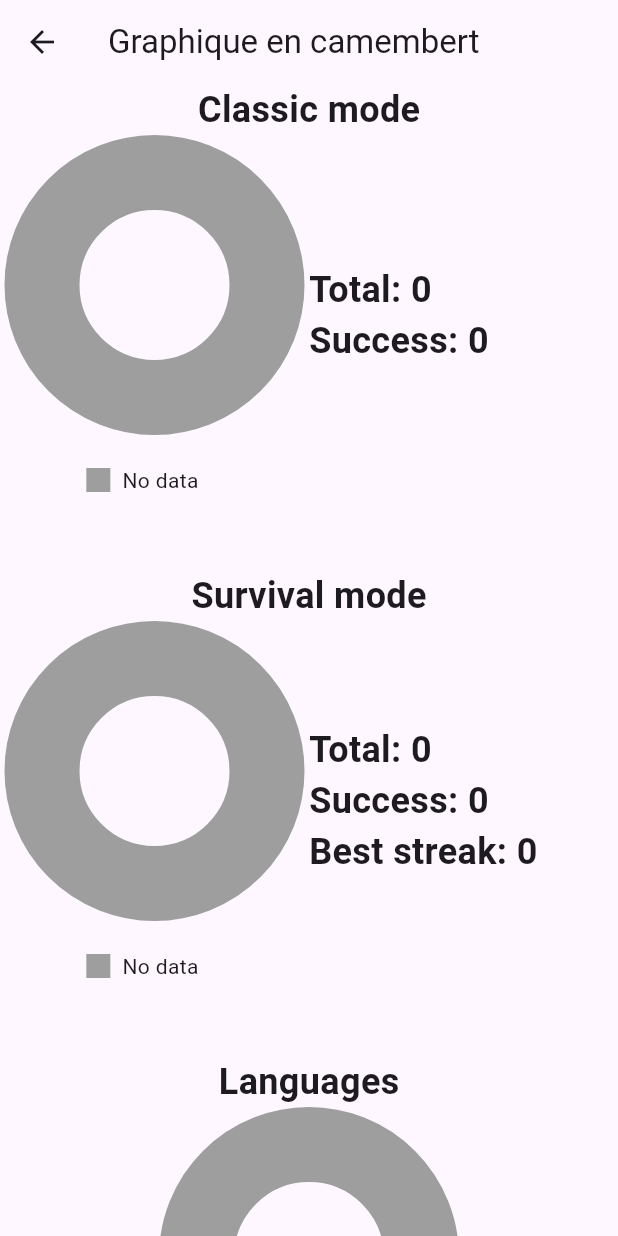
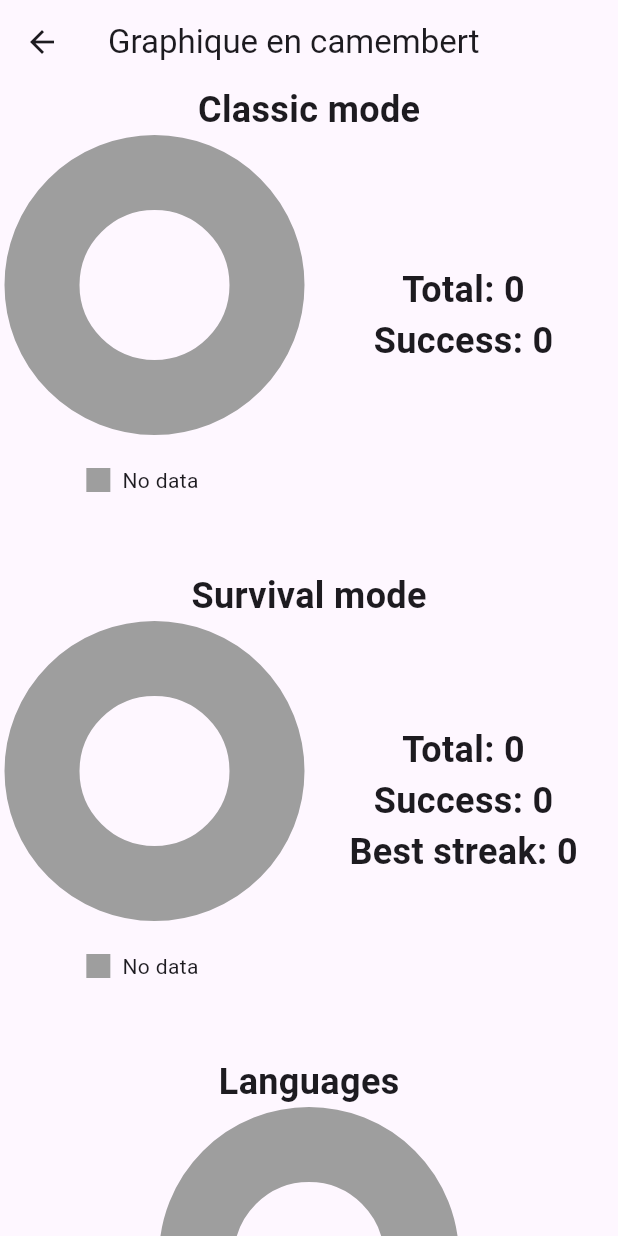
Before and after one commit to vitalfocheux/Eldrow, a Flutter app: the PersonnalStats screen opened directly, on a phone screen of 412 x 824 dp. Run offline on Flutter 3.47's test engine with Material 3 defaults, Android fonts, the light colour scheme and no system bars; drawn by our look-alikes of fl_chart; our stand-ins replace sqflite, sqflite_common_ffi; accounts and stored records are empty.

Commit message:
Modification pour que tous apparaissent sur la page sous Android

```diff
--- a/lib/stats/PersonnalStats.dart
+++ b/lib/stats/PersonnalStats.dart
@@ -99,7 +99,7 @@ class _PersonnalStatsState extends State<PersonnalStats> {
             Expanded(
                 flex: 1,
                 child: Column(
-                  crossAxisAlignment: CrossAxisAlignment.start,
+                  mainAxisAlignment: MainAxisAlignment.center,
                   children: [
                     Text(
                       'Total: $total',
@@ -185,9 +185,9 @@ class _PersonnalStatsState extends State<PersonnalStats> {
       crossAxisAlignment: CrossAxisAlignment.center,
       mainAxisAlignment: MainAxisAlignment.center,
       children: [
-        Text(
+        const Text(
           'Languages',
-          style: const TextStyle(
+          style: TextStyle(
             fontSize: 24,
             fontWeight: FontWeight.bold,
           ),
@@ -211,7 +211,26 @@ class _PersonnalStatsState extends State<PersonnalStats> {
   }
 
   Widget _buildLegend(Map<Color, String> sections){
-    return Row(
+    return Wrap(
+      alignment: WrapAlignment.center,
+    spacing: 16.0,
+    runSpacing: 8.0,
+    children: sections.entries.map((entry) {
+      return Row(
+        mainAxisSize: MainAxisSize.min,
+        children: [
+          Container(
+            width: 16,
+            height: 16,
+            color: entry.key,
+          ),
+          const SizedBox(width: 8,),
+          Text(entry.value),
+          const SizedBox(width: 16,)
+        ],
+      );
+    }).toList(),
+    /*return Row(
       mainAxisAlignment: MainAxisAlignment.center,
       children: sections.entries.map((entry) {
         return Row(
@@ -227,7 +246,7 @@ class _PersonnalStatsState extends State<PersonnalStats> {
             const SizedBox(width: 16,)
           ],
         );
-      }).toList(),
+      }).toList(),*/
     );
   }
 
```
